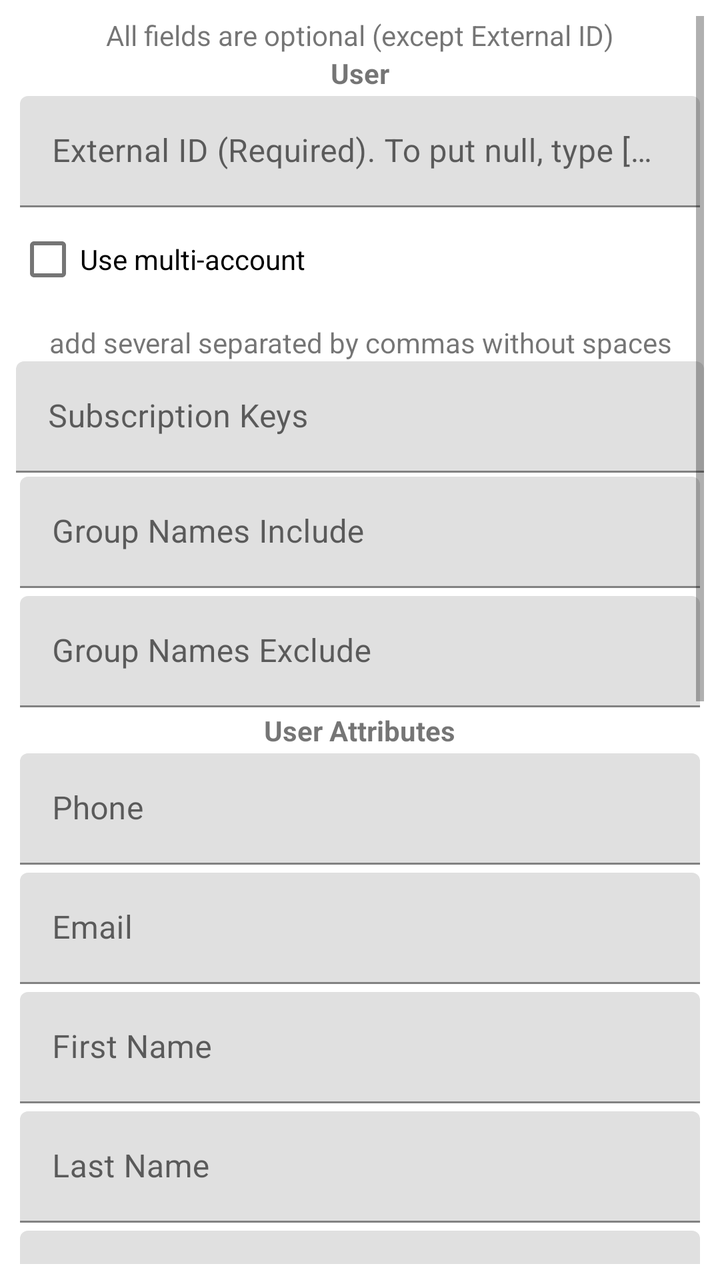
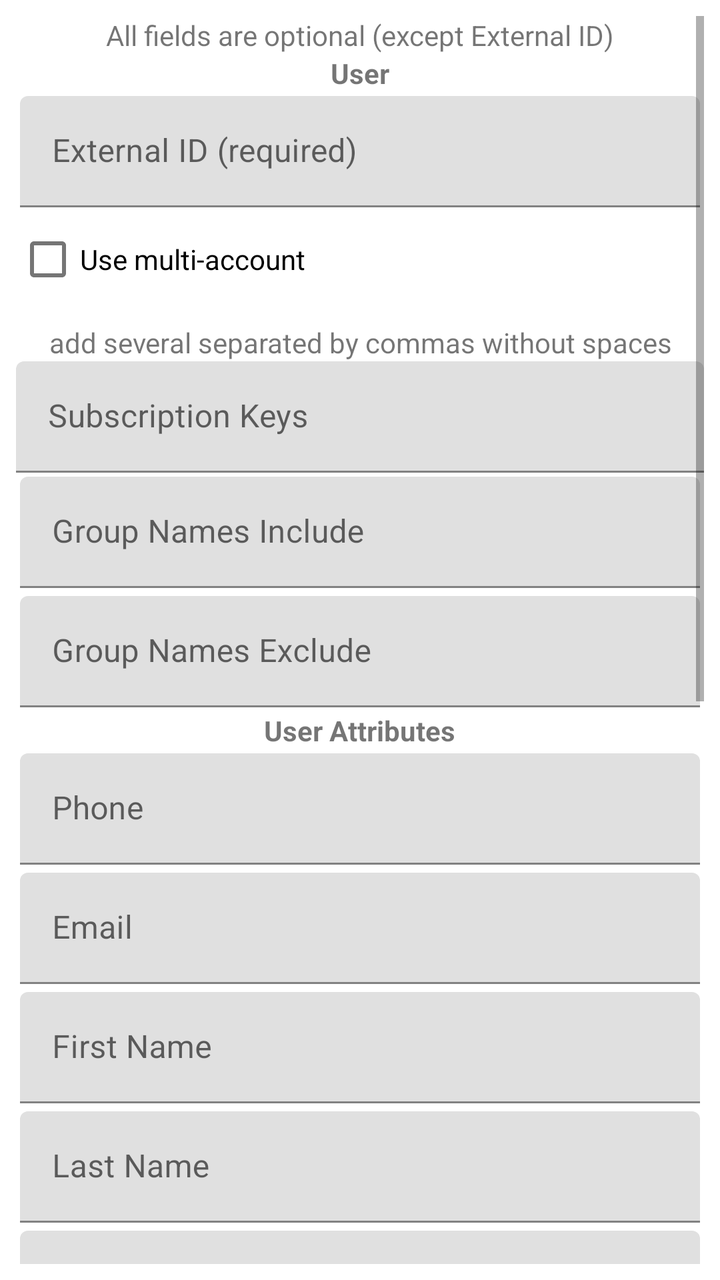

An Android layout rendered at two revisions. The XML below is the earlier revision; the diff shows what the commit changed to produce the second picture.
<!-- AndroidManifest.xml: application theme Theme.RetenoSampleApp -->
<!-- res/layout/fragment_user_data.xml -->
<ScrollView xmlns:android="http://schemas.android.com/apk/res/android"
    xmlns:tools="http://schemas.android.com/tools"
    android:layout_width="match_parent"
    android:layout_height="match_parent"
    android:padding="8dp"
    tools:context=".fragments.FragmentUserData">

    <LinearLayout
        android:layout_width="match_parent"
        android:layout_height="wrap_content"
        android:orientation="vertical">

        <TextView
            android:layout_width="match_parent"
            android:layout_height="wrap_content"
            android:gravity="center"
            android:text="All fields are optional (except External ID)" />

        <TextView
            android:id="@+id/tvHeaderUser"
            android:layout_width="wrap_content"
            android:layout_height="wrap_content"
            android:layout_gravity="center"
            android:text="User"
            android:textStyle="bold" />

        <com.google.android.material.textfield.TextInputLayout
            android:id="@+id/tilExternalId"
            android:layout_width="match_parent"
            android:layout_height="wrap_content"
            android:layout_margin="2dp"
            android:hint="External ID (Required). To put null, type [null] here">

            <EditText
                android:id="@+id/etExternalId"
                android:layout_width="match_parent"
                android:layout_height="wrap_content" />
        </com.google.android.material.textfield.TextInputLayout>

        <CheckBox
            android:id="@+id/cbMultiAccount"
            android:layout_width="match_parent"
            android:layout_height="wrap_content"
            android:text="Use multi-account"/>

        <TextView
            android:layout_width="match_parent"
            android:layout_height="wrap_content"
            android:layout_marginTop="8dp"
            android:gravity="center"
            android:text="add several separated by commas without spaces" />

        <com.google.android.material.textfield.TextInputLayout
            android:id="@+id/tilSubscriptionKeys"
            android:layout_width="match_parent"
            android:layout_height="wrap_content"
            android:hint="Subscription Keys">

            <EditText
                android:id="@+id/etSubscriptionKeys"
                android:layout_width="match_parent"
                android:layout_height="wrap_content" />
        </com.google.android.material.textfield.TextInputLayout>

        <com.google.android.material.textfield.TextInputLayout
            android:id="@+id/tilGroupNamesInclude"
            android:layout_width="match_parent"
            android:layout_height="wrap_content"
            android:layout_margin="2dp"
            android:hint="Group Names Include">

            <EditText
                android:id="@+id/etGroupNamesInclude"
                android:layout_width="match_parent"
                android:layout_height="wrap_content" />
        </com.google.android.material.textfield.TextInputLayout>

        <com.google.android.material.textfield.TextInputLayout
            android:id="@+id/tilGroupNamesExclude"
            android:layout_width="match_parent"
            android:layout_height="wrap_content"
            android:layout_margin="2dp"
            android:hint="Group Names Exclude">

            <EditText
                android:id="@+id/etGroupNamesExclude"
                android:layout_width="match_parent"
                android:layout_height="wrap_content" />
        </com.google.android.material.textfield.TextInputLayout>

        <TextView
            android:id="@+id/tvHeaderUserAttributes"
            android:layout_width="wrap_content"
            android:layout_height="wrap_content"
            android:layout_gravity="center"
            android:text="User Attributes"
            android:textStyle="bold" />

        <com.google.android.material.textfield.TextInputLayout
            android:id="@+id/tilPhone"
            android:layout_width="match_parent"
            android:layout_height="wrap_content"
            android:layout_margin="2dp"
            android:hint="Phone">

            <EditText
                android:id="@+id/etPhone"
                android:layout_width="match_parent"
                android:layout_height="wrap_content" />
        </com.google.android.material.textfield.TextInputLayout>

        <com.google.android.material.textfield.TextInputLayout
            android:id="@+id/tilEmail"
            android:layout_width="match_parent"
            android:layout_height="wrap_content"
            android:layout_margin="2dp"
            android:hint="Email">

            <EditText
                android:id="@+id/etEmail"
                android:layout_width="match_parent"
                android:layout_height="wrap_content" />
        </com.google.android.material.textfield.TextInputLayout>

        <com.google.android.material.textfield.TextInputLayout
            android:id="@+id/tilFirstName"
            android:layout_width="match_parent"
            android:layout_height="wrap_content"
            android:layout_margin="2dp"
            android:hint="First Name">

            <EditText
                android:id="@+id/etFirstName"
                android:layout_width="match_parent"
                android:layout_height="wrap_content" />
        </com.google.android.material.textfield.TextInputLayout>

        <com.google.android.material.textfield.TextInputLayout
            android:id="@+id/tilLastName"
            android:layout_width="match_parent"
            android:layout_height="wrap_content"
            android:layout_margin="2dp"
            android:hint="Last Name">

            <EditText
                android:id="@+id/etLastName"
                android:layout_width="match_parent"
                android:layout_height="wrap_content" />
        </com.google.android.material.textfield.TextInputLayout>

        <com.google.android.material.textfield.TextInputLayout
            android:id="@+id/tilLanguageCode"
            android:layout_width="match_parent"
            android:layout_height="wrap_content"
            android:layout_margin="2dp"
            android:hint="Language Code">

            <EditText
                android:id="@+id/etLanguageCode"
                android:layout_width="match_parent"
                android:layout_height="wrap_content" />
        </com.google.android.material.textfield.TextInputLayout>

        <com.google.android.material.textfield.TextInputLayout
            android:id="@+id/tilTimeZone"
            android:layout_width="match_parent"
            android:layout_height="wrap_content"
            android:layout_margin="2dp"
            android:hint="Time Zone">

            <EditText
                android:id="@+id/etTimeZone"
                android:layout_width="match_parent"
                android:layout_height="wrap_content" />
        </com.google.android.material.textfield.TextInputLayout>

        <com.google.android.material.textfield.TextInputLayout
            android:id="@+id/tilMarketId"
            android:layout_width="match_parent"
            android:layout_height="wrap_content"
            android:layout_margin="2dp"
            android:hint="Market ID (write 'clear' to reset)">

            <EditText
                android:id="@+id/etMarketId"
                android:layout_width="match_parent"
                android:layout_height="wrap_content" />
        </com.google.android.material.textfield.TextInputLayout>

        <TextView
            android:id="@+id/tvHeaderAddress"
            android:layout_width="wrap_content"
            android:layout_height="wrap_content"
            android:layout_gravity="center"
            android:text="User Address"
            android:textStyle="bold" />

        <com.google.android.material.textfield.TextInputLayout
            android:id="@+id/tilRegion"
            android:layout_width="match_parent"
            android:layout_height="wrap_content"
            android:layout_margin="2dp"
            android:hint="Region">

            <EditText
                android:id="@+id/etRegion"
                android:layout_width="match_parent"
                android:layout_height="wrap_content" />
        </com.google.android.material.textfield.TextInputLayout>

        <com.google.android.material.textfield.TextInputLayout
            android:id="@+id/tilTown"
            android:layout_width="match_parent"
            android:layout_height="wrap_content"
            android:layout_margin="2dp"
            android:hint="Town">

            <EditText
                android:id="@+id/etTown"
                android:layout_width="match_parent"
                android:layout_height="wrap_content" />
        </com.google.android.material.textfield.TextInputLayout>

        <com.google.android.material.textfield.TextInputLayout
            android:id="@+id/tilAddress"
            android:layout_width="match_parent"
            android:layout_height="wrap_content"
            android:layout_margin="2dp"
            android:hint="Address">

            <EditText
                android:id="@+id/etAddress"
                android:layout_width="match_parent"
                android:layout_height="wrap_content" />
        </com.google.android.material.textfield.TextInputLayout>

        <com.google.android.material.textfield.TextInputLayout
            android:id="@+id/tilPostcode"
            android:layout_width="match_parent"
            android:layout_height="wrap_content"
            android:layout_margin="2dp"
            android:hint="Postcode">

            <EditText
                android:id="@+id/etPostcode"
                android:layout_width="match_parent"
                android:layout_height="wrap_content" />
        </com.google.android.material.textfield.TextInputLayout>


        <TextView
            android:layout_width="wrap_content"
            android:layout_height="wrap_content"
            android:layout_gravity="center"
            android:text="Custom Fields"
            android:textStyle="bold" />

        <LinearLayout
            android:layout_width="match_parent"
            android:layout_height="wrap_content"
            android:layout_gravity="center_vertical"
            android:layout_marginTop="8dp"
            android:orientation="horizontal">

            <TextView
                android:layout_width="wrap_content"
                android:layout_height="match_parent"
                android:layout_weight="3"
                android:gravity="center"
                android:text="User Custom Fields" />

            <TextView
                android:id="@+id/btnCustomFieldsMinus"
                android:layout_width="wrap_content"
                android:layout_height="wrap_content"
                android:layout_weight="1"
                android:background="@android:color/transparent"
                android:gravity="center"
                android:text="-"
                android:textSize="24sp"
                android:textStyle="bold" />

            <TextView
                android:id="@+id/btnCustomFieldsAdd"
                android:layout_width="wrap_content"
                android:layout_height="wrap_content"
                android:layout_weight="1"
                android:background="@android:color/transparent"
                android:gravity="center"
                android:text="+"
                android:textSize="24sp"
                android:textStyle="bold" />
        </LinearLayout>

        <LinearLayout
            android:id="@+id/llCustomData"
            android:layout_width="match_parent"
            android:layout_height="wrap_content"
            android:orientation="vertical" />

        <Button
            android:id="@+id/btnSend"
            android:layout_width="match_parent"
            android:layout_height="wrap_content"
            android:layout_marginTop="8dp"
            android:text="Send user data" />

    </LinearLayout>
</ScrollView>
<!-- resources referenced by this layout -->
<resources>
  <style name="Theme.RetenoSampleApp" parent="Theme.MaterialComponents.DayNight.NoActionBar">
          
          <item name="colorPrimary">@color/purple_500</item>
          <item name="colorPrimaryVariant">@color/purple_700</item>
          <item name="colorOnPrimary">@color/white</item>
          
          <item name="colorSecondary">@color/teal_200</item>
          <item name="colorSecondaryVariant">@color/teal_700</item>
          <item name="colorOnSecondary">@color/black</item>
          
          <item name="android:statusBarColor">?attr/colorPrimaryVariant</item>
          
      </style>
  <color name="purple_500">#FF6200EE</color>
  <color name="purple_700">#FF3700B3</color>
  <color name="white">#FFFFFFFF</color>
  <color name="teal_200">#FF03DAC5</color>
  <color name="teal_700">#FF018786</color>
  <color name="black">#FF000000</color>
</resources>

<!-- the commit's change to res/layout/fragment_user_data.xml (unified diff, before → after) -->
@@ -29,7 +29,7 @@
             android:layout_width="match_parent"
             android:layout_height="wrap_content"
             android:layout_margin="2dp"
-            android:hint="External ID (Required). To put null, type [null] here">
+            android:hint="External ID (required)">
 
             <EditText
                 android:id="@+id/etExternalId"
